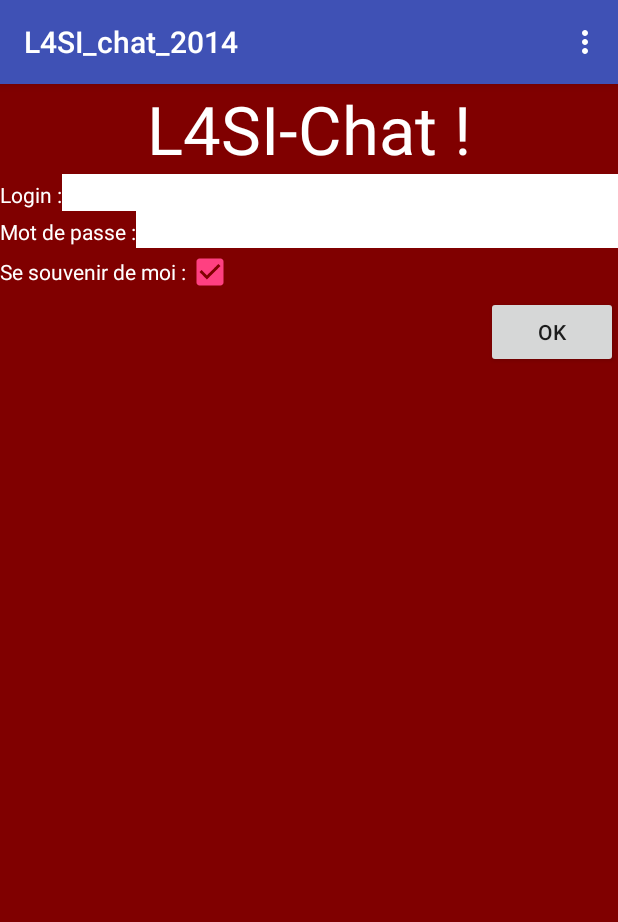
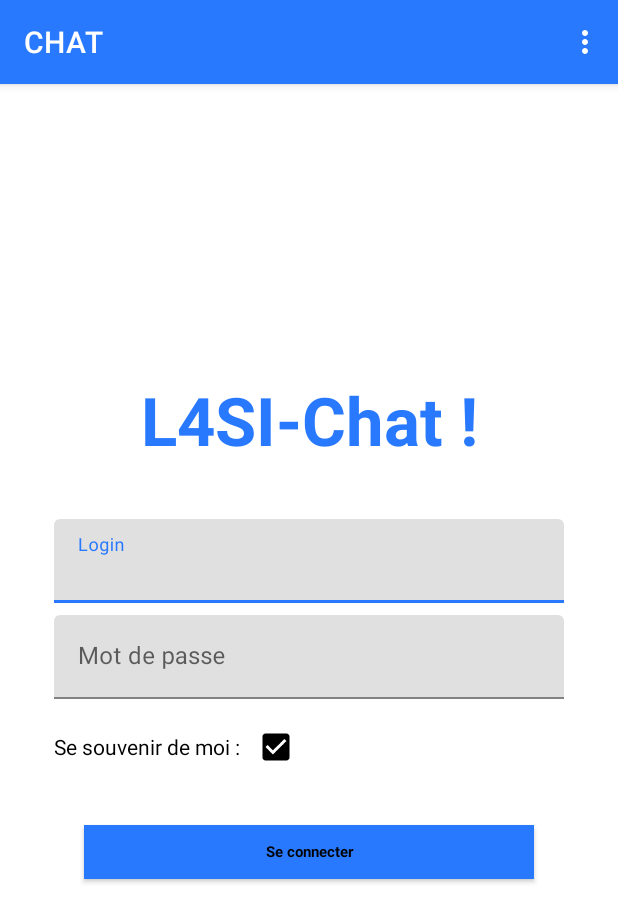
Before and after one commit to quartzgolem/TP1_AndroidApp, an Android app: the screen it shows after launch (LoginActivity), on a phone screen of 412 x 824 dp. Shown: the top 922 px of the screen. Run offline under Robolectric (Android 15) with nearby library versions, the phone set to English and light mode, and no system bars.

Commit message:
setup & tests

```diff
--- a/app/build.gradle
+++ b/app/build.gradle
@@ -31,4 +31,5 @@ dependencies {
     testImplementation 'junit:junit:4.12'
     androidTestImplementation 'androidx.test.ext:junit:1.1.1'
     androidTestImplementation 'androidx.test.espresso:espresso-core:3.2.0'
+    implementation 'com.google.android.material:material:1.3.0-alpha01'
 }
--- a/app/src/main/AndroidManifest.xml
+++ b/app/src/main/AndroidManifest.xml
@@ -13,9 +13,10 @@
         android:roundIcon="@mipmap/ic_launcher_round"
         android:supportsRtl="true"
         android:theme="@style/AppTheme"
-        android:usesCleartextTraffic="true">
-        <activity android:name=".ChoixConvActivity"></activity>
-        <activity android:name=".ShowConvActivity"></activity>
+        android:usesCleartextTraffic="true"
+    >
+        <activity android:name=".ChoixConvActivity" />
+        <activity android:name=".ShowConvActivity" />
         <activity android:name=".SettingsActivity" />
         <activity android:name=".LoginActivity">
             <intent-filter>
--- a/app/src/main/java/com/example/final_ig2i/GlobalState.java
+++ b/app/src/main/java/com/example/final_ig2i/GlobalState.java
@@ -63,8 +63,9 @@ public class GlobalState extends Application {
         if (qs != null)
         {
             SharedPreferences prefs = PreferenceManager.getDefaultSharedPreferences(this);
-            //String urlData = prefs.getString("urlData","http://10.0.2.2/android_chat/data.php");
-            String urlData = prefs.getString("urlData","http://10.0.2.2/data.php");
+            //String urlData = prefs.getString("urlData","http://10.0.2.2/data.php");
+            //String urlData = prefs.getString("urlData","http://tomnab.fr/chat/data.php");
+            String urlData = prefs.getString("urlData","http://192.168.1.14/data.php"); // ATTENTION AU FIREWALL
 
             try {
                 URL url = new URL(urlData + "?" + qs);
--- a/app/src/main/res/layout/activity_login.xml
+++ b/app/src/main/res/layout/activity_login.xml
@@ -3,103 +3,104 @@
     android:id="@+id/LinearLayout1"
     android:layout_width="match_parent"
     android:layout_height="match_parent"
-    android:background="@color/orange"
-    android:gravity="center_horizontal|right"
+    android:background="@color/blanc"
+    android:gravity="center_horizontal|center_vertical|end"
     android:orientation="vertical"
-    >
+    android:padding="32dp">
 
     <TextView
         android:id="@+id/login_titre"
         android:layout_width="match_parent"
         android:layout_height="wrap_content"
+        android:layout_marginTop="16dp"
+        android:layout_marginBottom="32dp"
         android:gravity="center_horizontal"
         android:text="@string/titre"
-        android:textColor="@color/blanc"
-        android:textSize="20pt" />
+        android:textColor="@color/colorPrimary"
+        android:textSize="20pt"
+        android:textStyle="bold" />
+
+    <com.google.android.material.textfield.TextInputLayout
+        android:layout_width="match_parent"
+        android:layout_height="wrap_content"
+        android:layout_margin="4dp">
+
+        <com.google.android.material.textfield.TextInputEditText
+            android:id="@+id/login_edtLogin"
+            android:layout_width="match_parent"
+            android:layout_height="wrap_content"
+            android:hint="@string/login"
+            android:inputType="text"
+            android:maxLines="1">
+
+            <requestFocus />
+        </com.google.android.material.textfield.TextInputEditText>
+
+    </com.google.android.material.textfield.TextInputLayout>
+
+    <com.google.android.material.textfield.TextInputLayout
+        android:layout_width="match_parent"
+        android:layout_height="wrap_content"
+        android:layout_margin="4dp">
+
+        <com.google.android.material.textfield.TextInputEditText
+            android:id="@+id/login_edtPasse"
+            android:layout_width="match_parent"
+            android:layout_height="wrap_content"
+            android:hint="@string/passe"
+            android:inputType="textPassword"
+            android:maxLines="1" />
+
+    </com.google.android.material.textfield.TextInputLayout>
 
     <LinearLayout
         android:layout_width="match_parent"
-        android:layout_height="wrap_content" >
-
-        <TextView
-            android:id="@+id/login_labelLogin"
-            android:layout_width="wrap_content"
-            android:layout_height="wrap_content"
-            android:text="@string/login"
-            android:textColor="@color/blanc" />
-
-        <EditText
-            android:id="@+id/login_edtLogin"
-            android:layout_width="wrap_content"
-            android:layout_height="wrap_content"
-            android:layout_weight="1"
-            android:background="@color/blanc"
-            android:ems="10" >
-
-            <requestFocus />
-        </EditText>
-
-    </LinearLayout>
-
-    <LinearLayout
-        android:layout_width="match_parent"
-        android:layout_height="wrap_content" >
-
-        <TextView
-            android:id="@+id/login_labelPasse"
-            android:layout_width="wrap_content"
-            android:layout_height="wrap_content"
-            android:text="@string/passe"
-            android:textColor="@color/blanc" />
-
-        <EditText
-            android:id="@+id/login_edtPasse"
-            android:layout_width="wrap_content"
-            android:layout_height="wrap_content"
-            android:layout_weight="1"
-            android:background="@color/blanc"
-            android:ems="10"
-            android:inputType="textPassword" />
-
-    </LinearLayout>
-
-    <LinearLayout
-        android:layout_width="match_parent"
-        android:layout_height="wrap_content" >
+        android:layout_height="wrap_content"
+        android:layout_margin="4dp">
 
         <TextView
             android:id="@+id/login_labelRemember"
             android:layout_width="wrap_content"
             android:layout_height="wrap_content"
             android:text="@string/remember"
-            android:textColor="@color/blanc" />
+            android:textColor="@color/noir" />
 
         <CheckBox
             android:id="@+id/login_cbRemember"
             android:layout_width="wrap_content"
             android:layout_height="wrap_content"
-            />
+            android:buttonTint="@color/noir" />
 
     </LinearLayout>
 
-    <Button
+    <com.google.android.material.button.MaterialButton
         android:id="@+id/login_btnOK"
-        android:layout_width="wrap_content"
-        android:layout_height="wrap_content"
-        android:enabled="false"
-        android:text="@string/ok" />
+        android:layout_width="match_parent"
+        android:layout_height="36dp"
+        android:layout_gravity="center_horizontal"
+        android:layout_margin="24dp"
+        android:background="@color/colorSecondary"
+        android:maxWidth="150dp"
+        android:minWidth="64dp"
+        android:paddingHorizontal="16dp"
+        android:textAppearance="@style/Widget.MaterialComponents.Button"
+        android:text="@string/connection"
+        android:textColor="@color/secondaryTextColor"
+        android:textStyle="bold" />
 
     <TextView
         android:id="@+id/login_progressText"
         android:layout_width="match_parent"
         android:layout_height="wrap_content"
-        android:text="" />
+        android:text=""
+        android:gravity="bottom"/>
 
     <ProgressBar
         android:id="@+id/login_progressBar"
         style="?android:attr/progressBarStyleHorizontal"
         android:layout_width="match_parent"
         android:layout_height="wrap_content"
-        android:visibility="invisible" />
+        android:visibility="invisible"
+        android:gravity="bottom"/>
 
 </LinearLayout>
--- a/app/src/main/res/values/colors.xml
+++ b/app/src/main/res/values/colors.xml
@@ -1,9 +1,17 @@
 <?xml version="1.0" encoding="utf-8"?>
 <resources>
-    <color name="colorPrimary">#3F51B5</color>
-    <color name="colorPrimaryDark">#303F9F</color>
-    <color name="colorAccent">#FF4081</color>
+    <color name="colorPrimary">#2979ff</color>
+    <color name="colorPrimaryLight">#75a7ff</color>
+    <color name="colorPrimaryDark">#004ecb</color>
+    <color name="colorSecondary">#bdbdbd</color>
+    <color name="colorSecondaryLight">#efefef</color>
+    <color name="colorSecondaryDark">#8d8d8d</color>
+    <color name="primaryTextColor">#ffffff</color>
+    <color name="secondaryTextColor">#000000</color>
+    <color name="colorAccent">#ffa726</color>
+
     <color name="orange">#800000</color>
     <color name="blanc">#ffffff</color>
     <color name="noir">#000000</color>
+    <color name="gris">#eee</color>
 </resources>
--- a/app/src/main/res/values/strings.xml
+++ b/app/src/main/res/values/strings.xml
@@ -1,12 +1,13 @@
 <?xml version="1.0" encoding="utf-8"?>
 <resources>
 
-    <string name="app_name">L4SI_chat_2014</string>
+    <string name="app_name">CHAT</string>
     <string name="action_settings">Préférences</string>
     <string name="action_account">Mon Compte</string>
     <string name="titre">L4SI-Chat !</string>
-    <string name="login">Login : </string>
-    <string name="passe">Mot de passe : </string>
+    <string name="login">Login</string>
+    <string name="passe">Mot de passe</string>
+    <string name="connection">Se connecter</string>
     <string name="ok">OK</string>
     <string name="monCompte">Mon Compte</string>
     <string name="couleur">Couleur Préférée : </string>
--- a/app/src/main/res/values/styles.xml
+++ b/app/src/main/res/values/styles.xml
@@ -1,7 +1,7 @@
 <resources>
 
     <!-- Base application theme. -->
-    <style name="AppTheme" parent="Theme.AppCompat.Light.DarkActionBar">
+    <style name="AppTheme" parent="Theme.MaterialComponents.Light.DarkActionBar">
         <!-- Customize your theme here. -->
         <item name="colorPrimary">@color/colorPrimary</item>
         <item name="colorPrimaryDark">@color/colorPrimaryDark</item>
--- a/app/src/main/res/xml/preferences.xml
+++ b/app/src/main/res/xml/preferences.xml
@@ -3,9 +3,9 @@
 
 
     <CheckBoxPreference android:key="remember" android:title="Sauver Préférences" android:summary="Indique si la sauvegarde des identifiants est active par défaut" android:defaultValue="true"/>
-    <EditTextPreference android:title="URL du serveur" android:key="urlData" android:defaultValue="http://10.0.2.2/android_chat/data.php" android:summary="Adresse de la page fournissant les données d'absence. Utiliser 10.0.2.2 pour désigner le serveur sur lequel tourne l'émulateur"/>
+    <EditTextPreference android:title="URL du serveur" android:key="urlData" android:summary="Adresse de la page fournissant les données d'absence. Utiliser 10.0.2.2 pour désigner le serveur sur lequel tourne l'émulateur"/>
     <PreferenceCategory android:key="identifiants" android:title="Identifiants" android:summary="Saisie des identifiants utilisateur">
-        <EditTextPreference android:title="Login" android:key="login" android:defaultValue=""/>
-        <EditTextPreference android:title="Passe" android:key="passe" android:defaultValue=""/>
+        <EditTextPreference android:title="Login" android:key="login" />
+        <EditTextPreference android:title="Passe" android:key="passe" />
         </PreferenceCategory>
 </PreferenceScreen>
```
Also changed, not shown: build.gradle (line endings or trailing spaces), gradle/wrapper/gradle-wrapper.properties.
